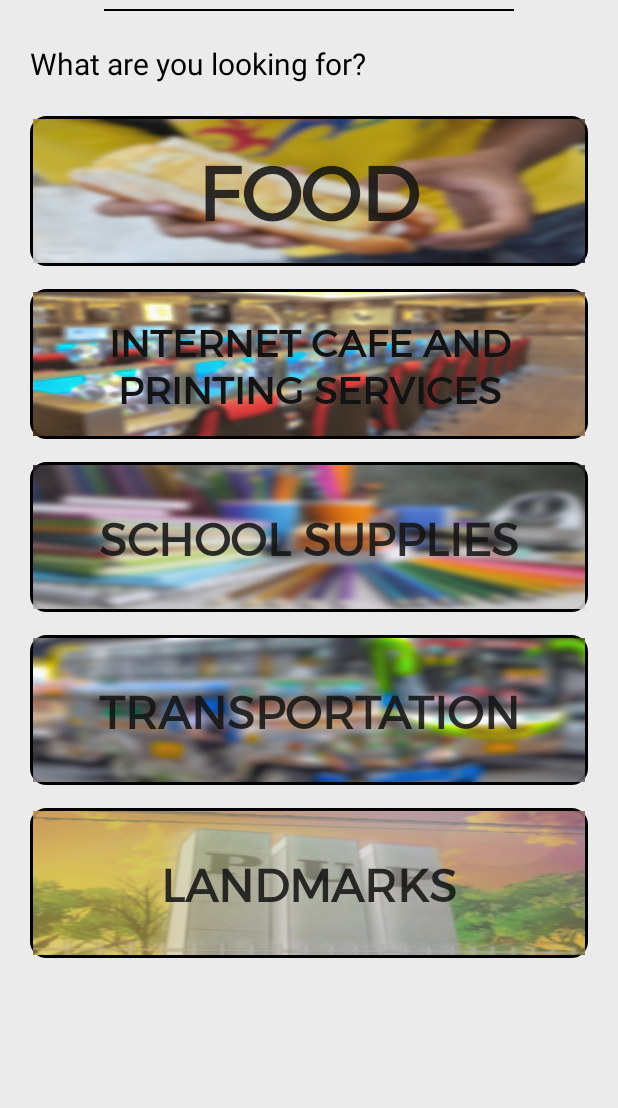
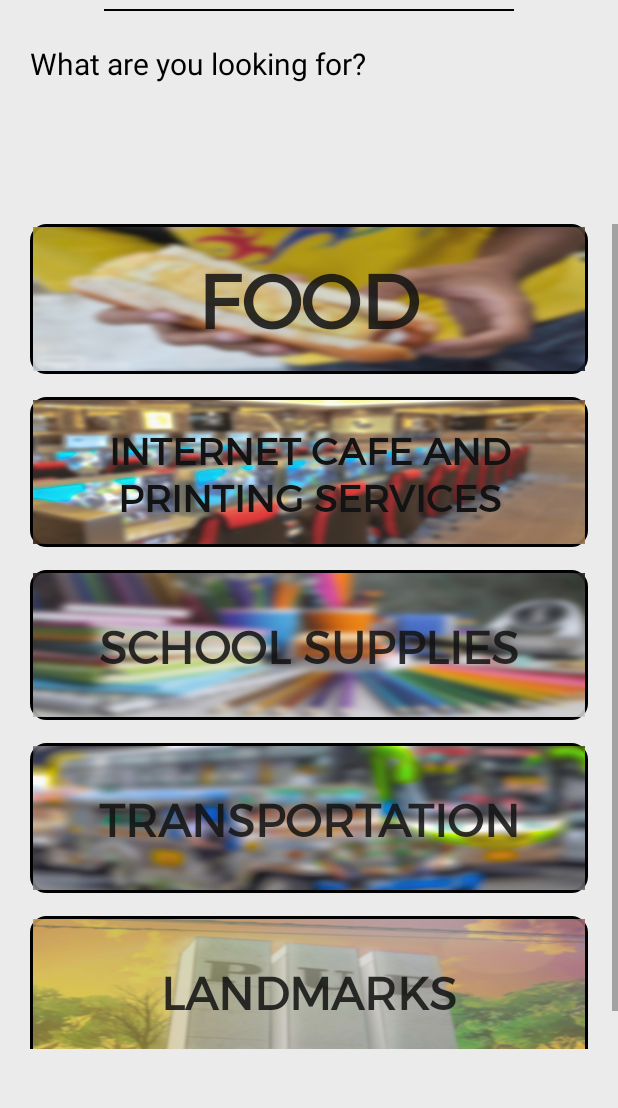
Before and after one commit to iAndrn/SoftEngg1, an Android app: the MenuActivity screen opened directly, with no data from a screen before it, on a phone screen of 412 x 824 dp, the part 94-1202 px from its top. Run offline under Robolectric (Android 15) with nearby library versions, the phone set to English and light mode, and no system bars.

Commit message:
added scrollview

```diff
--- a/app/src/main/res/layout/activity_menu.xml
+++ b/app/src/main/res/layout/activity_menu.xml
@@ -24,9 +24,9 @@
             android:layout_width="wrap_content"
             android:layout_height="wrap_content"
             android:layout_gravity="center"
+            android:background="@drawable/bottomborder"
             app:layout_constraintEnd_toEndOf="parent"
-                app:layout_constraintStart_toEndOf="parent"
-                android:background="@drawable/bottomborder">
+            app:layout_constraintStart_toEndOf="parent">
 
 
             <ImageView
@@ -40,8 +40,8 @@
                 android:layout_height="53dp"
                 android:layout_gravity="center"
                 android:layout_margin="20dp"
+                android:fontFamily="@font/montserrat"
                 android:text="@string/titlebar"
-                    android:fontFamily="@font/montserrat"
                 android:textColor="#000"
                 android:textSize="35sp"
                 app:layout_constraintEnd_toEndOf="parent"
@@ -76,6 +76,15 @@
     </LinearLayout>
 
 
+    <ScrollView
+        android:layout_width="match_parent"
+        android:layout_height="550dp"
+        android:layout_marginTop="150dp"
+        app:layout_constraintBottom_toBottomOf="parent"
+        app:layout_constraintEnd_toEndOf="parent"
+        app:layout_constraintHorizontal_bias="0.498"
+        app:layout_constraintStart_toStartOf="parent"
+        app:layout_constraintTop_toTopOf="parent">
 
         <LinearLayout
             android:id="@+id/maincontent"
@@ -87,49 +96,44 @@
             android:orientation="vertical"
             app:layout_constraintEnd_toEndOf="@+id/lookingfor"
             app:layout_constraintStart_toEndOf="@+id/lookingfor"
-            app:layout_constraintTop_toBottomOf="@+id/lookingfor"
-            >
-
+            app:layout_constraintTop_toBottomOf="@+id/lookingfor">
 
 
             <LinearLayout
 
                 android:layout_width="match_parent"
                 android:layout_height="100dp"
+                android:layout_marginBottom="15dp"
+                android:background="@drawable/roundedcornerbutton"
                 android:orientation="vertical"
-                android:background="@drawable/roundedcornerbutton"
-                android:padding="2dp"
-                android:layout_marginBottom="15dp"
-                >
+                android:padding="2dp">
 
                 <Button
                     android:id="@+id/menuitem1"
-                    android:background="@drawable/fewa"
                     android:layout_width="match_parent"
                     android:layout_height="100dp"
+                    android:alpha="0.9"
+                    android:background="@drawable/fewa"
+                    android:fontFamily="@font/montserrat"
+                    android:onClick="fooditemClck"
+                    android:scaleType="centerCrop"
                     android:src="@drawable/fewa"
-                    android:scaleType="centerCrop"
-                    android:alpha="0.9"
                     android:text="Food"
                     android:textSize="50sp"
-                    android:fontFamily="@font/montserrat"
-                    android:textStyle="bold"
-                    android:onClick="fooditemClck"
-                    />
+                    android:textStyle="bold" />
             </LinearLayout>
 
             <LinearLayout
 
                 android:layout_width="match_parent"
                 android:layout_height="100dp"
+                android:layout_marginBottom="15dp"
+                android:background="@drawable/roundedcornerbutton"
                 android:orientation="vertical"
-                android:background="@drawable/roundedcornerbutton"
                 android:padding="2dp"
-                android:layout_marginBottom="15dp"
                 app:layout_constraintEnd_toEndOf="@+id/menuitem1"
                 app:layout_constraintStart_toEndOf="@+id/menuitem1"
-                app:layout_constraintTop_toBottomOf="@+id/menuitem1"
-                >
+                app:layout_constraintTop_toBottomOf="@+id/menuitem1">
 
                 <Button
                     android:id="@+id/menuitem2"
@@ -138,107 +142,100 @@
                     android:alpha="0.9"
                     android:background="@drawable/intcafe"
                     android:fontFamily="@font/montserrat"
+                    android:onClick="computeritemClck"
                     android:scaleType="centerCrop"
                     android:src="@drawable/intcafe"
                     android:text="Internet Cafe and Printing Services"
+                    android:textColor="#000"
                     android:textSize="25sp"
-                    android:textStyle="bold"
-                    android:textColor="#000"
-                    android:onClick="computeritemClck"/>
+                    android:textStyle="bold" />
             </LinearLayout>
 
             <LinearLayout
 
                 android:layout_width="match_parent"
                 android:layout_height="100dp"
+                android:layout_marginBottom="15dp"
+                android:background="@drawable/roundedcornerbutton"
                 android:orientation="vertical"
-                android:background="@drawable/roundedcornerbutton"
                 android:padding="2dp"
-                android:layout_marginBottom="15dp"
                 app:layout_constraintEnd_toEndOf="@+id/menuitem2"
                 app:layout_constraintStart_toEndOf="@+id/menuitem2"
-                app:layout_constraintTop_toBottomOf="@+id/menuitem2"
-                >
+                app:layout_constraintTop_toBottomOf="@+id/menuitem2">
 
                 <Button
                     android:id="@+id/menuitem3"
-                    android:background="@drawable/schoolsupplies"
                     android:layout_width="match_parent"
                     android:layout_height="100dp"
+                    android:alpha="0.9"
+                    android:background="@drawable/schoolsupplies"
+                    android:fontFamily="@font/montserrat"
+                    android:onClick="suppliesitemClck"
+                    android:scaleType="centerCrop"
                     android:src="@drawable/schoolsupplies"
-                    android:scaleType="centerCrop"
-                    android:alpha="0.9"
                     android:text="School Supplies"
                     android:textSize="30sp"
-                    android:fontFamily="@font/montserrat"
-                    android:textStyle="bold"
-                    android:onClick="suppliesitemClck"
-                    />
+                    android:textStyle="bold" />
             </LinearLayout>
 
             <LinearLayout
 
                 android:layout_width="match_parent"
                 android:layout_height="100dp"
+                android:layout_marginBottom="15dp"
+                android:background="@drawable/roundedcornerbutton"
                 android:orientation="vertical"
-                android:background="@drawable/roundedcornerbutton"
                 android:padding="2dp"
-                android:layout_marginBottom="15dp"
                 app:layout_constraintEnd_toEndOf="@+id/menuitem3"
                 app:layout_constraintStart_toEndOf="@+id/menuitem3"
-                app:layout_constraintTop_toBottomOf="@+id/menuitem3"
-                >
+                app:layout_constraintTop_toBottomOf="@+id/menuitem3">
 
                 <Button
                     android:id="@+id/menuitem4"
-                    android:background="@drawable/jeepney"
                     android:layout_width="match_parent"
                     android:layout_height="100dp"
+                    android:alpha="0.9"
+                    android:background="@drawable/jeepney"
+                    android:fontFamily="@font/montserrat"
+                    android:onClick="transpoitemClck"
+                    android:scaleType="centerCrop"
                     android:src="@drawable/jeepney"
-                    android:scaleType="centerCrop"
-                    android:alpha="0.9"
                     android:text="Transportation"
                     android:textSize="30sp"
-                    android:fontFamily="@font/montserrat"
-                    android:textStyle="bold"
-                    android:onClick="transpoitemClck"
-                    />
+                    android:textStyle="bold" />
             </LinearLayout>
 
             <LinearLayout
 
                 android:layout_width="match_parent"
                 android:layout_height="100dp"
+                android:layout_marginBottom="15dp"
+                android:background="@drawable/roundedcornerbutton"
                 android:orientation="vertical"
-                android:background="@drawable/roundedcornerbutton"
                 android:padding="2dp"
-                android:layout_marginBottom="15dp"
                 app:layout_constraintEnd_toEndOf="@+id/menuitem4"
                 app:layout_constraintStart_toEndOf="@+id/menuitem4"
-                app:layout_constraintTop_toBottomOf="@+id/menuitem4"
-                >
+                app:layout_constraintTop_toBottomOf="@+id/menuitem4">
 
                 <Button
                     android:id="@+id/menuitem5"
-                    android:background="@drawable/puppylon"
                     android:layout_width="match_parent"
                     android:layout_height="100dp"
+                    android:alpha="0.9"
+                    android:background="@drawable/puppylon"
+                    android:fontFamily="@font/montserrat"
+                    android:onClick="landmarkitemClck"
                     android:scaleType="fitCenter"
-                    android:alpha="0.9"
                     android:text="Landmarks"
                     android:textSize="30sp"
-                    android:fontFamily="@font/montserrat"
-                    android:textStyle="bold"
-                    android:onClick="landmarkitemClck"
-                    />
+                    android:textStyle="bold" />
             </LinearLayout>
-
 
 
         </LinearLayout>
 
 
-
+    </ScrollView>
 
 
 </androidx.constraintlayout.widget.ConstraintLayout>
```
Lines whose indentation alone changed are shown as unchanged.
